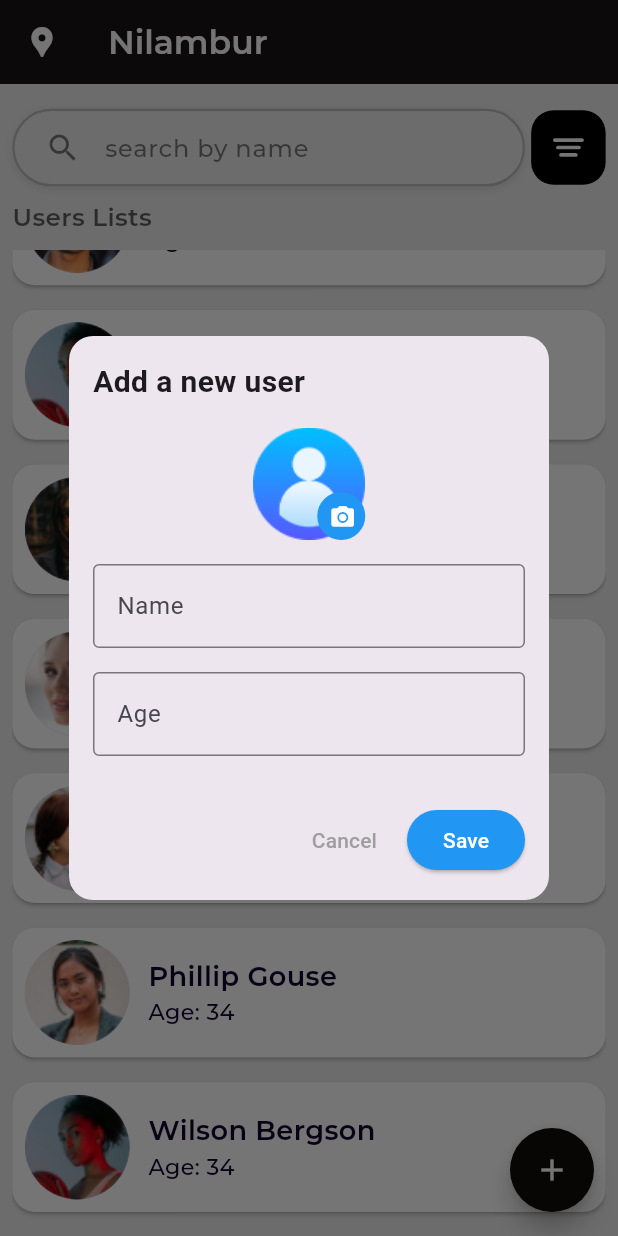
After one commit to anazhtz/contactbooktotalx, a Flutter app: the UserListPage screen opened directly, scrolled down 71 dp, after a tap on the "add" icon, on a phone screen of 412 x 824 dp. The commit adds this screen. Run offline on Flutter 3.47's test engine with Material 3 defaults, Android fonts, the phone set to English and light mode, and no system bars; our stand-ins replace firebase_core, hexcolor; accounts and stored records are empty; project files that could hold a hidden picture were left out.

Commit message:
home page ui done

```diff
--- a/lib/constand/app_color.dart
+++ b/lib/constand/app_color.dart
@@ -3,13 +3,14 @@ import 'package:hexcolor/hexcolor.dart';
 
 class AppColors {
   static final Color primaryColor = HexColor('#FAFAFA');
-  static final Color cardColor = HexColor('#EBEBEB');
+  static final Color homeBackgorund = HexColor('#EBEBEB');
   static final Color secondaryColor = HexColor('#FFFFFF');
   static final Color submitButton = HexColor("#100E09");
   static final Color numberOtp = HexColor("#100E09");
   static final Color hintColor = HexColor("#2873F0");
   static final Color saveButton = HexColor("#1782FF");
   static final Color cancelButton = HexColor("#CCCCCC");
+  static final Color textColor = HexColor("#000000");
   static final Color filterSelect = HexColor("#2873F0");
   static final Color hintColor2 = HexColor("#333333");
 }
--- /dev/null
+++ b/lib/view/homepage.dart
@@ -0,0 +1,379 @@
+import 'package:contactbooktotalx/constand/app_color.dart';
+import 'package:contactbooktotalx/constand/app_fonts.dart';
+import 'package:contactbooktotalx/utilis/responsive.dart';
+import 'package:contactbooktotalx/widgets/Custom_search_field.dart';
+import 'package:contactbooktotalx/widgets/custom_filter_screen.dart';
+import 'package:contactbooktotalx/widgets/custom_textfield.dart';
+import 'package:contactbooktotalx/widgets/icon_filter_button.dart';
+import 'package:flutter/material.dart';
+
+void main() {
+  runApp(const MyApp());
+}
+
+class MyApp extends StatelessWidget {
+  const MyApp({super.key});
+
+  @override
+  Widget build(BuildContext context) {
+    return MaterialApp(
+      home: UserListPage(),
+    );
+  }
+}
+
+class UserListPage extends StatelessWidget {
+  final List<Map<String, String>> users = [
+    {
+      "name": "Martin Dokidis",
+      "age": "34",
+      "image": "assets/images/Rectangle 88 (1).png"
+    },
+    {
+      "name": "Marilyn Rosser",
+      "age": "34",
+      "image": "assets/images/Rectangle 88 (2).png"
+    },
+    {
+      "name": "Cristofer Lipshutz",
+      "age": "34",
+      "image": "assets/images/Rectangle 88 (3).png"
+    },
+    {
+      "name": "Wilson Botosh",
+      "age": "34",
+      "image": "assets/images/Rectangle 88 (4).png"
+    },
+    {
+      "name": "Anika Saris",
+      "age": "34",
+      "image": "assets/images/Rectangle 88 (5).png"
+    },
+    {
+      "name": "Phillip Gouse",
+      "age": "34",
+      "image": "assets/images/Rectangle 88.png"
+    },
+    {
+      "name": "Wilson Bergson",
+      "age": "34",
+      "image": "assets/images/Rectangle 88 (2).png"
+    },
+  ];
+
+  UserListPage({super.key});
+
+  @override
+  Widget build(BuildContext context) {
+    final responsive = context.responsive;
+
+    return Scaffold(
+      backgroundColor: AppColors.homeBackgorund,
+      appBar: AppBar(
+        backgroundColor: AppColors.submitButton,
+        leading: const Icon(Icons.location_pin, color: Colors.white),
+        title: Text(
+          'Nilambur',
+          style: AppTypography.montserratSemiBold.copyWith(color: Colors.white),
+        ),
+      ),
+      body: Padding(
+        padding: EdgeInsets.all(responsive.wp(2)),
+        child: Column(
+          crossAxisAlignment: CrossAxisAlignment.start,
+          children: [
+            Row(
+              children: [
+                Expanded(
+                  child: CustomSearchFiled(responsive: responsive),
+                ),
+                Container(
+                  margin: EdgeInsets.only(left: responsive.wp(1)),
+                  padding: EdgeInsets.all(responsive.hp(0.1)),
+                  decoration: BoxDecoration(
+                    color: Colors.black,
+                    borderRadius: BorderRadius.circular(15),
+                  ),
+                  child: IconFilterButton(
+                    responsive: responsive,
+                    onPressed: () {
+                      _showSortOptions(context);
+                    },
+                  ),
+                )
+              ],
+            ),
+            Text(
+              'Users Lists',
+              style: AppTypography.montserratBoldMainHead.copyWith(
+                color: AppColors.textColor.withOpacity(0.6),
+                fontSize: responsive.hp(2),
+              ),
+            ),
+            const SizedBox(height: 10),
+            Expanded(
+              child: ListView.builder(
+                itemCount: users.length,
+                itemBuilder: (context, index) {
+                  return Card(
+                    color: AppColors.secondaryColor,
+                    shape: RoundedRectangleBorder(
+                      borderRadius: BorderRadius.circular(15.0),
+                    ),
+                    margin: EdgeInsets.symmetric(vertical: responsive.hp(1)),
+                    elevation: 1,
+                    child: Padding(
+                      padding: EdgeInsets.all(responsive.wp(2)),
+                      child: Row(
+                        children: [
+                          CircleAvatar(
+                            radius: 35,
+                            backgroundImage: AssetImage(users[index]['image']!),
+                          ),
+                          SizedBox(width: responsive.wp(3)),
+                          Expanded(
+                            child: Column(
+                              crossAxisAlignment: CrossAxisAlignment.start,
+                              children: [
+                                Text(
+                                  users[index]['name']!,
+                                  style: AppTypography.montserratBoldMainHead
+                                      .copyWith(
+                                    fontSize: responsive.hp(2.2),
+                                  ),
+                                ),
+                                Text(
+                                  'Age: ${users[index]['age']}',
+                                  style:
+                                      AppTypography.montserratRegular.copyWith(
+                                    fontSize: responsive.hp(1.8),
+                                  ),
+                                ),
+                              ],
+                            ),
+                          ),
+                        ],
+                      ),
+                    ),
+                  );
+                },
+              ),
+            ),
+          ],
+        ),
+      ),
+      floatingActionButton: FloatingActionButton(
+        onPressed: () {
+          _showAddUserDialog(context);
+        },
+        backgroundColor: AppColors.submitButton,
+        shape: RoundedRectangleBorder(
+          borderRadius: BorderRadius.circular(30),
+        ),
+        child: const Icon(
+          Icons.add,
+          color: Colors.white,
+        ),
+      ),
+    );
+  }
+}
+
+void _showSortOptions(BuildContext context) {
+  final responsive = context.responsive;
+  String selectedValue = 'all';
+
+  showModalBottomSheet(
+    context: context,
+    isScrollControlled: true,
+    builder: (BuildContext context) {
+      return StatefulBuilder(
+        builder: (BuildContext context, StateSetter setState) {
+          return Container(
+            padding: EdgeInsets.all(responsive.wp(4)),
+            decoration: BoxDecoration(
+              color: Colors.white,
+              borderRadius: BorderRadius.only(
+                topLeft: Radius.circular(responsive.wp(6)),
+                topRight: Radius.circular(responsive.wp(6)),
+              ),
+            ),
+            child: Column(
+              mainAxisSize: MainAxisSize.min,
+              crossAxisAlignment: CrossAxisAlignment.start,
+              children: [
+                Text(
+                  'Sort',
+                  style: AppTypography.montserratBoldMainHead.copyWith(
+                    fontSize: responsive.hp(2.5),
+                    fontWeight: FontWeight.bold,
+                  ),
+                ),
+                const SizedBox(height: 20),
+                CustomFilterScreen(
+                  isSelected: selectedValue == 'all',
+                  onPressed: () {
+                    setState(() {
+                      selectedValue = 'all';
+                    });
+                  },
+                  selectedColor: AppColors.filterSelect,
+                  borderColor: Colors.black.withOpacity(0.4),
+                  label: 'All',
+                ),
+                const SizedBox(height: 20),
+                CustomFilterScreen(
+                  isSelected: selectedValue == 'elder',
+                  onPressed: () {
+                    setState(() {
+                      selectedValue = 'elder';
+                    });
+                  },
+                  selectedColor: AppColors.filterSelect,
+                  borderColor: Colors.black.withOpacity(0.4),
+                  label: 'Age: Elder',
+                ),
+                const SizedBox(height: 20),
+                CustomFilterScreen(
+                  isSelected: selectedValue == 'younger',
+                  onPressed: () {
+                    setState(() {
+                      selectedValue = 'younger';
+                    });
+                  },
+                  selectedColor: AppColors.filterSelect,
+                  borderColor: Colors.black.withOpacity(0.4),
+                  label: 'Age: Younger',
+                ),
+              ],
+            ),
+          );
+        },
+      );
+    },
+  );
+}
+
+void _showAddUserDialog(BuildContext context) {
+  showDialog(
+    context: context,
+    builder: (BuildContext context) {
+      return AlertDialog(
+        contentPadding: EdgeInsets.zero,
+        insetPadding: const EdgeInsets.all(16),
+        shape: RoundedRectangleBorder(
+          borderRadius: BorderRadius.circular(16),
+        ),
+        content: SizedBox(
+          width: 320,
+          child: Column(
+            mainAxisSize: MainAxisSize.min,
+            crossAxisAlignment: CrossAxisAlignment.start,
+            children: [
+              const Padding(
+                padding: EdgeInsets.all(16),
+                child: Text(
+                  'Add a new user',
+                  style: TextStyle(
+                    fontSize: 20,
+                    fontWeight: FontWeight.bold,
+                  ),
+                ),
+              ),
+              Center(
+                child: Stack(
+                  clipBehavior: Clip.none,
+                  children: [
+                    Image.asset(
+                      'assets/images/user (10) 1.png',
+                      fit: BoxFit.cover,
+                    ),
+                    Positioned(
+                      bottom: 0,
+                      right: 0,
+                      child: Container(
+                        width: 32,
+                        height: 32,
+                        decoration: const BoxDecoration(
+                          shape: BoxShape.circle,
+                          color: Colors
+                              .blue,
+                        ),
+                        child: IconButton(
+                          icon: const Icon(
+                            Icons.camera_alt,
+                            color: Colors.white,
+                            size: 18,
+                          ),
+                          onPressed: () {
+
+                          },
+                        ),
+                      ),
+                    ),
+                  ],
+                ),
+              ),
+              Padding(
+                padding: const EdgeInsets.all(16),
+                child: Column(
+                  children: [
+                    TextFormField(
+                      decoration: const InputDecoration(
+                        labelText: 'Name',
+                        border: OutlineInputBorder(),
+                      ),
+                    ),
+                    const SizedBox(height: 16),
+                    TextFormField(
+                      decoration: const InputDecoration(
+                        labelText: 'Age',
+                        border: OutlineInputBorder(),
+                      ),
+                    ),
+                  ],
+                ),
+              ),
+              Padding(
+                padding: const EdgeInsets.all(16),
+                child: Row(
+                  mainAxisAlignment: MainAxisAlignment.end,
+                  children: [
+                    TextButton(
+                      onPressed: () {
+                        Navigator.of(context).pop();
+                      },
+                      child: const Text(
+                        'Cancel',
+                        style: TextStyle(
+                          color: Colors
+                              .grey,
+                        ),
+                      ),
+                    ),
+                    const SizedBox(width: 8),
+                    ElevatedButton(
+                      onPressed: () {
+
+                      },
+                      style: ElevatedButton.styleFrom(
+                        backgroundColor: Colors
+                            .blue,
+                      ),
+                      child: const Text(
+                        'Save',
+                        style: TextStyle(
+                          color: Colors.white,
+                        ),
+                      ),
+                    ),
+                  ],
+                ),
+              ),
+            ],
+          ),
+        ),
+      );
+    },
+  );
+}
--- /dev/null
+++ b/lib/widgets/Custom_search_field.dart
@@ -0,0 +1,53 @@
+import 'package:contactbooktotalx/constand/app_color.dart';
+import 'package:contactbooktotalx/constand/app_fonts.dart';
+import 'package:contactbooktotalx/utilis/responsive.dart';
+import 'package:flutter/material.dart';
+
+class CustomSearchFiled extends StatelessWidget {
+  const CustomSearchFiled({
+    super.key,
+    required this.responsive,
+  });
+
+  final Responsive responsive;
+
+  @override
+  Widget build(BuildContext context) {
+    return Container(
+      margin: EdgeInsets.symmetric(vertical: responsive.hp(1)),
+      padding: EdgeInsets.symmetric(horizontal: responsive.wp(2)),
+      decoration: BoxDecoration(
+        color: AppColors.homeBackgorund,
+        borderRadius: BorderRadius.circular(30),
+        border: Border.all(
+          color: Colors.black.withOpacity(0.2),
+          width: 1.5,
+        ),
+        boxShadow: [
+          BoxShadow(
+            color: Colors.grey.withOpacity(0.2),
+            spreadRadius: 1,
+            blurRadius: 3,
+            offset: const Offset(0, 2),
+          ),
+        ],
+      ),
+      child: TextFormField(
+        decoration: InputDecoration(
+          prefixIcon: Icon(Icons.search,
+              color: Colors.black.withOpacity(0.5)),
+          hintText: 'search by name',
+          hintStyle: AppTypography.montserratRegular.copyWith(
+              color: Colors.black.withOpacity(0.5)),
+          border: InputBorder.none,
+          enabledBorder: InputBorder.none,
+          focusedBorder: InputBorder.none,
+          fillColor: Colors.transparent,
+          contentPadding: EdgeInsets.symmetric(
+              horizontal: responsive.wp(2),
+              vertical: responsive.hp(1.5)),
+        ),
+      ),
+    );
+  }
+}
--- /dev/null
+++ b/lib/widgets/icon_filter_button.dart
@@ -0,0 +1,55 @@
+import 'package:contactbooktotalx/utilis/responsive.dart';
+import 'package:flutter/material.dart';
+
+class IconFilterButton extends StatelessWidget {
+  final Responsive responsive;
+  final VoidCallback onPressed;
+
+  const IconFilterButton({
+    super.key,
+    required this.responsive,
+    required this.onPressed,
+  });
+
+  @override
+  Widget build(BuildContext context) {
+    return IconButton(
+      icon: SizedBox(
+        width: responsive.hp(3),
+        height: responsive.hp(3),
+        child: Column(
+          mainAxisAlignment: MainAxisAlignment.center,
+          children: [
+            Container(
+              width: responsive.hp(2.5),
+              height: responsive.hp(0.3),
+              decoration: BoxDecoration(
+                color: Colors.white,
+                borderRadius: BorderRadius.circular(2),
+              ),
+            ),
+            SizedBox(height: responsive.hp(0.3)),
+            Container(
+              width: responsive.hp(2),
+              height: responsive.hp(0.3),
+              decoration: BoxDecoration(
+                color: Colors.white,
+                borderRadius: BorderRadius.circular(2),
+              ),
+            ),
+            SizedBox(height: responsive.hp(0.3)),
+            Container(
+              width: responsive.hp(1.5),
+              height: responsive.hp(0.3),
+              decoration: BoxDecoration(
+                color: Colors.white,
+                borderRadius: BorderRadius.circular(2),
+              ),
+            ),
+          ],
+        ),
+      ),
+      onPressed: onPressed,
+    );
+  }
+}
```
Also changed, not shown: lib/view/test.dart (added, +49 -0 lines), lib/widgets/custom_filter_screen.dart (added, +51 -0 lines), 8 other files.
